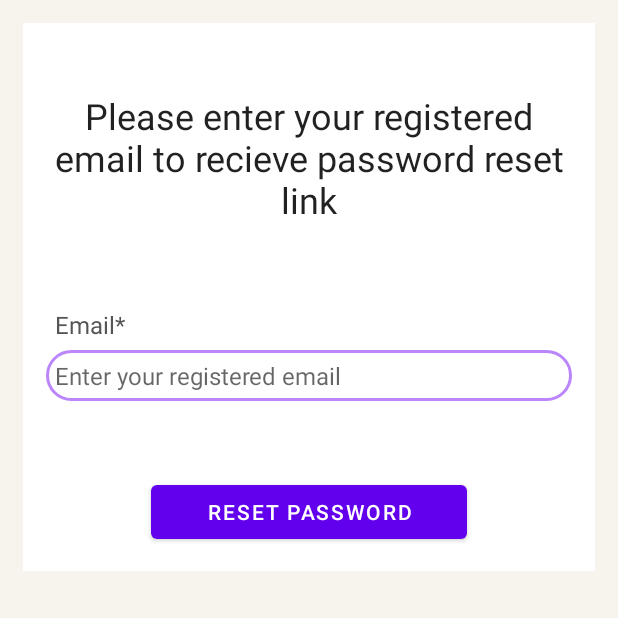
After one commit to TeruhashiN/CNSC_News_and_Update, an Android app: the ForgotPasswordActivity screen opened directly, with no data from a screen before it, on a phone screen of 412 x 824 dp, the top half of it. The commit adds this screen. Run offline under Robolectric (Android 15) with nearby library versions, the phone set to English and light mode, and no system bars; our stand-ins replace Firebase (no records; nobody signed in at launch, a user with empty details on screens opened directly).

Commit message:
Forgot password is now working

```diff
--- a/app/build.gradle
+++ b/app/build.gradle
@@ -54,4 +54,5 @@ dependencies {
     implementation 'com.github.bumptech.glide:glide:4.14.2'
     annotationProcessor 'com.github.bumptech.glide:compiler:4.14.2'
     implementation 'com.github.clans:fab:1.6.4'
+    implementation 'com.squareup.picasso:picasso:2.5.2'
 }
--- /dev/null
+++ b/app/src/main/java/com/bee/cnscnewsandupdate/login_and_register_system/ForgotPasswordActivity.java
@@ -0,0 +1,86 @@
+package com.bee.cnscnewsandupdate.login_and_register_system;
+
+import androidx.annotation.NonNull;
+import androidx.appcompat.app.ActionBar;
+import androidx.appcompat.app.AppCompatActivity;
+
+import android.content.Intent;
+import android.os.Bundle;
+import android.text.TextUtils;
+import android.util.Patterns;
+import android.view.View;
+import android.widget.Button;
+import android.widget.EditText;
+import android.widget.ProgressBar;
+import android.widget.Toast;
+
+import com.bee.cnscnewsandupdate.R;
+import com.google.android.gms.tasks.OnCompleteListener;
+import com.google.android.gms.tasks.Task;
+import com.google.firebase.auth.FirebaseAuth;
+
+public class ForgotPasswordActivity extends AppCompatActivity {
+
+    private Button buttonPwdReset;
+    private EditText editTextPwdResetEmail;
+    private ProgressBar progressBar;
+    private FirebaseAuth authProfile;
+
+    @Override
+    protected void onCreate(Bundle savedInstanceState) {
+        super.onCreate(savedInstanceState);
+        setContentView(R.layout.activity_forgot_password);
+
+
+        ActionBar actionBar = getSupportActionBar();
+        if (actionBar != null) {
+            actionBar.setTitle("Forgot Password");
+        }
+
+        editTextPwdResetEmail = findViewById(R.id.editText_password_reset_email);
+        buttonPwdReset = findViewById(R.id.button_password_reset);
+        progressBar = findViewById(R.id.progressBar);
+
+        buttonPwdReset.setOnClickListener(new View.OnClickListener() {
+            @Override
+            public void onClick(View view) {
+                String email = editTextPwdResetEmail.getText().toString();
+
+                if (TextUtils.isEmpty(email)) {
+                    Toast.makeText(ForgotPasswordActivity.this, "Please enter your registered email", Toast.LENGTH_SHORT).show();
+                    editTextPwdResetEmail.setError("Email is required");
+                    editTextPwdResetEmail.requestFocus();
+                } else if (!Patterns.EMAIL_ADDRESS.matcher(email).matches()) {
+                    Toast.makeText(ForgotPasswordActivity.this, "Valid email is required", Toast.LENGTH_SHORT).show();
+                    editTextPwdResetEmail.setError("Email is required");
+                    editTextPwdResetEmail.requestFocus();
+                } else {
+                    progressBar.setVisibility(View.VISIBLE);
+                    resetPassword(email);
+                }
+            }
+        });
+
+    }
+
+    private void resetPassword(String email) {
+        authProfile = FirebaseAuth.getInstance();
+        authProfile.sendPasswordResetEmail(email).addOnCompleteListener(new OnCompleteListener<Void>() {
+            @Override
+            public void onComplete(@NonNull Task<Void> task) {
+                if (task.isSuccessful()) {
+                    Toast.makeText(ForgotPasswordActivity.this, "Please check your inbox for password reset link", Toast.LENGTH_SHORT).show();
+
+                    Intent intent = new Intent(ForgotPasswordActivity.this, login_system.class);
+                    intent.addFlags(Intent.FLAG_ACTIVITY_CLEAR_TOP | Intent.FLAG_ACTIVITY_CLEAR_TASK | Intent.FLAG_ACTIVITY_NEW_TASK); // Clear the back stack
+                    startActivity(intent);
+                    finish(); // Close the current activity
+                } else {
+                    Toast.makeText(ForgotPasswordActivity.this, "Something went wrong!", Toast.LENGTH_SHORT).show();
+                }
+                progressBar.setVisibility(View.GONE);
+
+            }
+        });
+    }
+}
--- /dev/null
+++ b/app/src/main/res/layout/activity_forgot_password.xml
@@ -0,0 +1,71 @@
+<?xml version="1.0" encoding="utf-8"?>
+<ScrollView
+    xmlns:android="http://schemas.android.com/apk/res/android"
+    xmlns:app="http://schemas.android.com/apk/res-auto"
+    xmlns:tools="http://schemas.android.com/tools"
+    android:layout_width="match_parent"
+    android:layout_height="match_parent"
+    tools:context=".login_and_register_system.ForgotPasswordActivity"
+    android:background="#F7F3ED">
+
+    <RelativeLayout
+        android:layout_width="match_parent"
+        android:layout_height="wrap_content"
+        android:layout_margin="15dp"
+        android:padding="15dp"
+        android:background="@color/white">
+
+        <TextView
+            android:id="@+id/textView_password_reset_head"
+            android:layout_width="match_parent"
+            android:layout_height="wrap_content"
+            android:text="Please enter your registered email to recieve password reset link"
+            android:layout_marginTop="30dp"
+            android:textAlignment="center"
+            android:textAppearance="@style/TextAppearance.AppCompat.Headline"/>
+
+        <TextView
+            android:layout_width="match_parent"
+            android:layout_height="wrap_content"
+            android:id="@+id/textView_password_reset_email"
+            android:layout_below="@id/textView_password_reset_head"
+            android:text="Email*"
+            android:layout_marginTop="50dp"
+            android:padding="6dp"
+            android:textSize="16sp"
+            android:textColor="#555555"/>
+
+        <EditText
+            android:layout_width="match_parent"
+            android:layout_height="wrap_content"
+            android:id="@+id/editText_password_reset_email"
+            android:layout_below="@id/textView_password_reset_email"
+            android:hint="Enter your registered email"
+            android:inputType="textEmailAddress"
+            android:padding="6dp"
+            android:textSize="16sp"
+            android:background="@drawable/purple_border"/>
+
+        <Button
+            android:layout_width="match_parent"
+            android:layout_height="wrap_content"
+            android:id="@+id/button_password_reset"
+            android:layout_below="@id/editText_password_reset_email"
+            android:layout_marginTop="50dp"
+            android:layout_marginLeft="70dp"
+            android:layout_marginRight="70dp"
+            android:text="Reset Password"/>
+
+        <ProgressBar
+            android:id="@+id/progressBar"
+            android:layout_width="wrap_content"
+            android:layout_height="wrap_content"
+            style="?android:attr/progressBarStyleLarge"
+            android:elevation="10dp"
+            android:textAlignment="center"
+            android:visibility="gone"/>
+
+
+    </RelativeLayout>
+
+</ScrollView>
```
Also changed, not shown: app/src/main/AndroidManifest.xml (+9 -6 lines), app/src/main/java/com/bee/cnscnewsandupdate/login_and_register_system/login_system.java (+14 -2 lines), app/src/main/java/com/bee/cnscnewsandupdate/users_ui/SettingsFragment.java (+12 -1 lines), app/src/main/java/com/bee/cnscnewsandupdate/users_ui/UploadProfilePicActivity.java (added, +88 -0 lines), app/src/main/res/layout/activity_upload_profile_pic.xml (added, +65 -0 lines).
